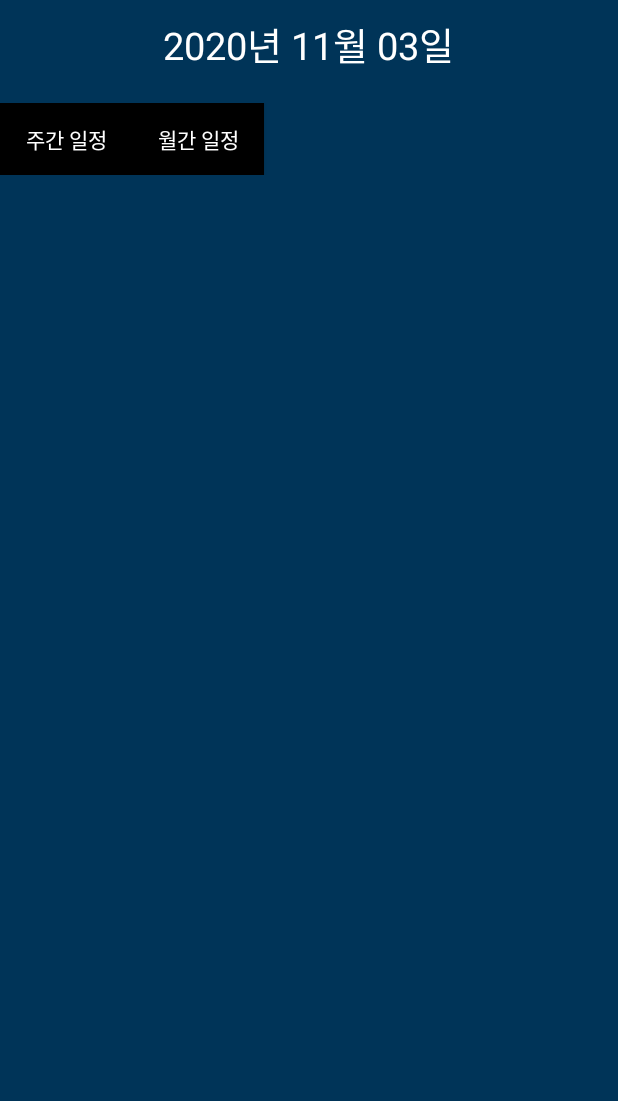
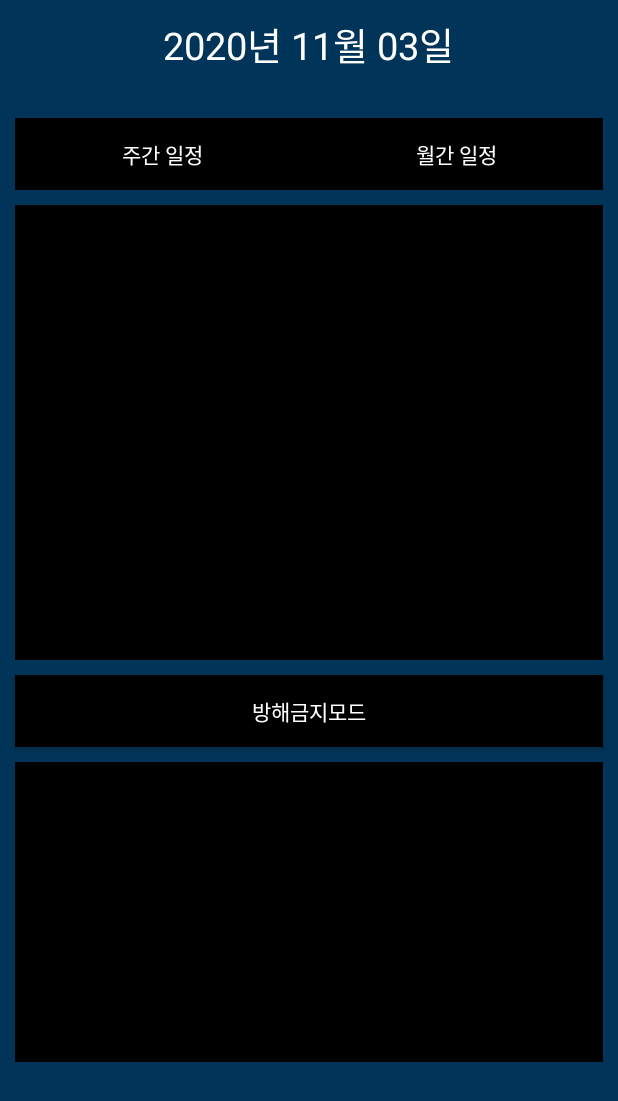
Before and after one commit to swj9707/2020_DM_Term, an Android app: the layout activity_planner.xml on its own in the app's theme, with its tools: preview values and no code run, on a phone screen of 412 x 824 dp. Shown: the top 1101 px of the screen. Run offline under Robolectric (Android 15) with nearby library versions, the phone set to English and light mode, and no system bars.

Commit message:
메인 플래너 UI 설계

```diff
--- a/app/src/main/res/layout/activity_planner.xml
+++ b/app/src/main/res/layout/activity_planner.xml
@@ -1,44 +1,65 @@
 <?xml version="1.0" encoding="utf-8"?>
-<RelativeLayout xmlns:android="http://schemas.android.com/apk/res/android"
+<LinearLayout xmlns:android="http://schemas.android.com/apk/res/android"
                 android:layout_width="match_parent"
                 android:layout_height="match_parent"
-                android:background="#003458">
+                android:background="#003458"
+                android:orientation="vertical"
+                android:gravity="center_horizontal">
     <TextView
             android:layout_width="wrap_content"
             android:layout_height="wrap_content"
             android:id="@+id/today"
-            android:layout_centerHorizontal="true"
             android:padding="10dp"
             android:layout_marginBottom="10dp"
             android:text="2020년 11월 03일"
             android:textColor="@android:color/white"
             android:textSize="25sp"/>
-    <RelativeLayout
+
+    <LinearLayout
+            android:layout_width="match_parent"
             android:layout_height="wrap_content"
-            android:layout_width="match_parent"
             android:layout_below="@+id/today"
-            android:layout_centerInParent="true">
-        <GridLayout
-                android:layout_width="match_parent"
-                android:layout_height="wrap_content"
-                android:orientation="horizontal"
-                android:columnCount="2"
-                android:rowCount="1"
-                android:layout_centerInParent="true">
+            android:orientation="horizontal"
+            android:layout_margin="10dp">
             <Button
                     android:text="주간 일정"
                     android:textColor="@android:color/white"
                     android:background="@android:color/background_dark"
-                    android:layout_height="wrap_content"/>
+                    android:layout_height="wrap_content"
+                    android:layout_width="wrap_content"
+                    android:layout_weight="1"
+                    android:gravity="center" />
             <Button
                     android:text="월간 일정"
                     android:textColor="@android:color/white"
                     android:background="@android:color/background_dark"
-                    android:layout_height="wrap_content"/>
-
-            </GridLayout>
-
-    </RelativeLayout>
+                    android:layout_height="wrap_content"
+                    android:layout_width="wrap_content"
+                    android:layout_weight="1"
+                    android:gravity="center"/>
+    </LinearLayout>
+    <View
+            android:layout_width="match_parent"
+            android:layout_height="303dp"
+            android:background="@android:color/background_dark"
+            android:layout_marginHorizontal="10dp"/>
+    <!--이 아저씨는 일단 예시용 ㅇㅇ 뜯어고쳐야됨-->
+    <Button
+            android:layout_width="match_parent"
+            android:layout_height="wrap_content"
+            android:layout_marginHorizontal="10dp"
+            android:layout_marginTop = "10dp"
+            android:background="@android:color/background_dark"
+            android:text="방해금지모드"
+            android:textColor="@android:color/white"/>
+    <View
+            android:layout_width="match_parent"
+            android:layout_height="200dp"
+            android:background="@android:color/background_dark"
+            android:layout_marginHorizontal="10dp"
+            android:layout_marginTop="10dp"/>
+    <!--이 아저씨는 일단 예시용 ㅇㅇ 뜯어고쳐야됨-->
 
 
-</RelativeLayout>
+
+</LinearLayout>
```
